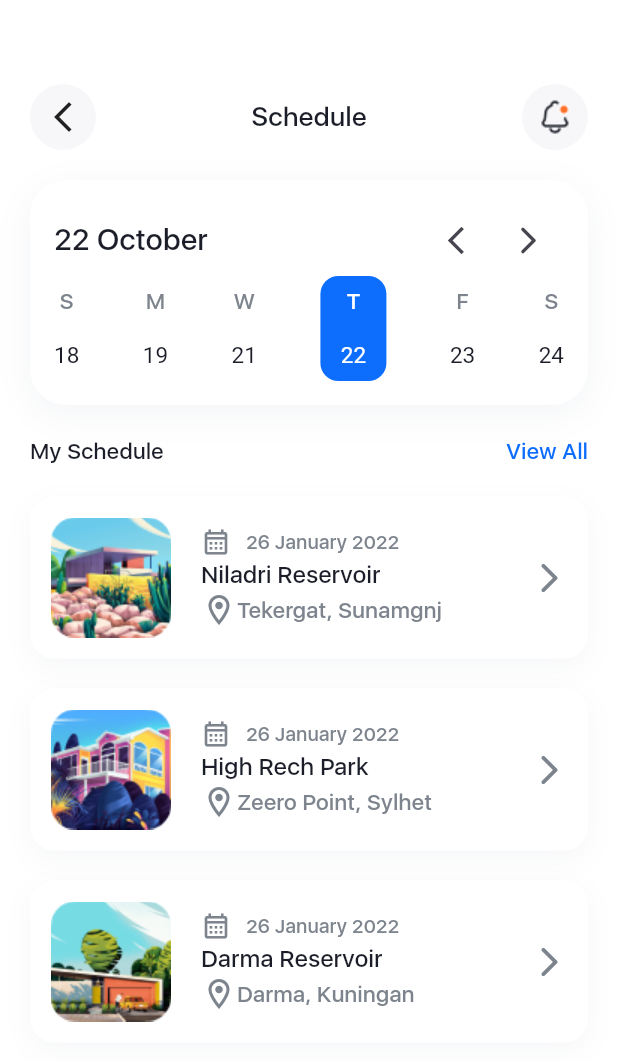
After one commit to obidkhandev/homework---14-UI, a Flutter app: the ScheduleScreenUi14 screen opened directly, on a phone screen of 412 x 824 dp. The commit adds this screen. Shown: the top 1061 px of the screen. Run offline on Flutter 3.47's test engine with Material 3 defaults, Android fonts, the phone set to English and light mode, and no system bars; our stand-ins replace fl_chart, flutter_svg, persistent_bottom_nav_bar.

Commit message:
Schedule screen

```diff
--- a/lib/ui_14/pages/home/bottom_nav_bar.dart
+++ b/lib/ui_14/pages/home/bottom_nav_bar.dart
@@ -1,6 +1,7 @@
 import 'package:flutter/cupertino.dart';
 import 'package:flutter/material.dart';
 import 'package:modul_4_homework_obidxon/ui_14/pages/home/home_screen.dart';
+import 'package:modul_4_homework_obidxon/ui_14/pages/schedule/schedule_screen.dart';
 import 'package:persistent_bottom_nav_bar/persistent_tab_view.dart';
 
 class BottomNavBarUi14 extends StatefulWidget {
@@ -21,15 +22,13 @@ class _BottomNavBarUi14State extends State<BottomNavBarUi14> {
   @override
   void initState() {
     super.initState();
-    _controller = PersistentTabController(initialIndex: 1);
+    _controller = PersistentTabController(initialIndex: 0);
   }
 
   List<Widget> _buildScreens() {
     return [
       HomeScreenUi14(),
-      Container(
-        child: Center(child: Text('Next page')),
-      ),
+      ScheduleScreenUi14(),
       Container(
         child: Center(child: Text('Next page')),
       ),
--- a/lib/ui_14/pages/home/home_screen.dart
+++ b/lib/ui_14/pages/home/home_screen.dart
@@ -1,6 +1,7 @@
 import 'package:flutter/material.dart';
 import 'package:modul_4_homework_obidxon/ui_14/compotations.dart';
 import 'package:modul_4_homework_obidxon/ui_14/pages/details/details_screen.dart';
+import 'package:modul_4_homework_obidxon/ui_14/widget/notifications.dart';
 import 'package:modul_4_homework_obidxon/ui_14/widget/person_circle.dart';
 import 'package:modul_4_homework_obidxon/ui_14/widget/travel_card.dart';
 
@@ -49,20 +50,7 @@ class _HomeScreenUi14State extends State<HomeScreenUi14> {
                     ],
                   ),
                 ),
-                Container(
-                  margin: const EdgeInsets.only(right: 20),
-                  height: 44,
-                  width: 44,
-                  padding: const EdgeInsets.all(5),
-                  decoration: const BoxDecoration(
-                    shape: BoxShape.circle,
-                    color: kLightGrayColor,
-                    image: DecorationImage(
-                      image:
-                          AssetImage("assets/ui_14/images/Notifications.png"),
-                    ),
-                  ),
-                )
+                MyNotifications()
               ],
             ),
             const SizedBox(height: 20),
--- /dev/null
+++ b/lib/ui_14/pages/schedule/schedule_screen.dart
@@ -0,0 +1,79 @@
+import 'package:flutter/material.dart';
+import 'package:modul_4_homework_obidxon/ui_14/compotations.dart';
+import 'package:modul_4_homework_obidxon/ui_14/pages/schedule/widget/my_schelude.dart';
+import 'package:modul_4_homework_obidxon/ui_14/pages/schedule/widget/set_date.dart';
+import 'package:modul_4_homework_obidxon/ui_14/widget/arrow_icon.dart';
+import 'package:modul_4_homework_obidxon/ui_14/widget/notifications.dart';
+
+class ScheduleScreenUi14 extends StatelessWidget {
+  const ScheduleScreenUi14({super.key});
+
+  @override
+  Widget build(BuildContext context) {
+    return Scaffold(
+      backgroundColor: Colors.white,
+      body: Padding(
+        padding: const EdgeInsets.only(
+          left: 20,
+          right: 20,
+          top: 56,
+        ),
+        child: Column(
+          children: [
+            Row(
+              mainAxisAlignment: MainAxisAlignment.spaceBetween,
+              children: [
+                arrowIcon(context),
+                Text(
+                  "Schedule",
+                  style: kSfUiSytle.copyWith(
+                    color: kTextColorUi14,
+                    fontSize: 18,
+                    fontWeight: FontWeight.w600,
+                  ),
+                ),
+                MyNotifications(
+                  marjinRight: 0,
+                )
+              ],
+            ),
+            SetDate(),
+            Row(
+              mainAxisAlignment: MainAxisAlignment.spaceBetween,
+              children: [
+                Text(
+                  "My Schedule",
+                  style: kSfUiSytle.copyWith(
+                      color: kTextColorUi14, fontWeight: FontWeight.w600),
+                ),
+                Text(
+                  "View All",
+                  style: kSfUiSytle.copyWith(
+                      color: kPrimaryColorUi14, fontWeight: FontWeight.w400),
+                ),
+              ],
+            ),
+            SizedBox(
+              height: 10
+            ),
+            MySchedule(
+              image: "assets/ui_14/images/Rectangle 29.png",
+              text: "Niladri Reservoir",
+              locationName: "Tekergat, Sunamgnj",
+            ),
+            MySchedule(
+              image: "assets/ui_14/images/Rectangle 29 (1).png",
+              text: "High Rech Park",
+              locationName: "Zeero Point, Sylhet",
+            ),
+            MySchedule(
+              image: "assets/ui_14/images/Rectangle 29 (2).png",
+              text: "Darma Reservoir",
+              locationName: "Darma, Kuningan",
+            )
+          ],
+        ),
+      ),
+    );
+  }
+}
--- /dev/null
+++ b/lib/ui_14/pages/schedule/widget/date_and_calendar.dart
@@ -0,0 +1,28 @@
+import 'package:flutter/material.dart';
+import 'package:modul_4_homework_obidxon/ui_14/compotations.dart';
+
+class DateAndCalendar extends StatelessWidget {
+  final String date;
+  const DateAndCalendar({
+    super.key,
+    this.date = "26 January 2022",
+  });
+
+  @override
+  Widget build(BuildContext context) {
+    return Row(
+      children: [
+        Icon(
+          Icons.calendar_month_outlined,
+          color: kSubTextColorUi14,
+          size: 20,
+        ),
+        SizedBox(width: 10),
+        Text(
+          date,
+          style: kSfUiSytle.copyWith(fontSize: 13),
+        ),
+      ],
+    );
+  }
+}
--- /dev/null
+++ b/lib/ui_14/pages/schedule/widget/my_schelude.dart
@@ -0,0 +1,68 @@
+import 'package:flutter/material.dart';
+import 'package:modul_4_homework_obidxon/ui_14/compotations.dart';
+import 'package:modul_4_homework_obidxon/ui_14/pages/schedule/widget/date_and_calendar.dart';
+import 'package:modul_4_homework_obidxon/ui_14/widget/locationName_icon.dart';
+
+class MySchedule extends StatelessWidget {
+  final String image;
+  final String locationName;
+  final String text;
+  const MySchedule({
+    super.key,
+    required this.image,
+    required this.locationName,
+    required this.text,
+  });
+
+  @override
+  Widget build(BuildContext context) {
+    return Container(
+      // height: 100,
+      width: double.infinity,
+      padding: EdgeInsets.all(14),
+      margin: EdgeInsets.symmetric(vertical: 10),
+      decoration: BoxDecoration(
+        color: Colors.white,
+        borderRadius: BorderRadius.circular(16),
+        boxShadow: const [
+          BoxShadow(
+            offset: Offset(0, 6),
+            blurRadius: 16,
+            color: Color.fromRGBO(180, 188, 201, 0.12),
+          )
+        ],
+      ),
+      child: Row(
+        children: [
+          Image.asset(image),
+          SizedBox(width: 20),
+          Column(
+            mainAxisAlignment: MainAxisAlignment.spaceBetween,
+            crossAxisAlignment: CrossAxisAlignment.start,
+            children: [
+              DateAndCalendar(),
+              Text(
+                text,
+                style: kSfUiSytle.copyWith(
+                  fontSize: 16,
+                  fontWeight: FontWeight.w500,
+                  color: kTextColorUi14,
+                ),
+              ),
+              LocationNameAndIcon(
+                colorIcon: kSubTextColorUi14,
+                locationName: locationName,
+                color: kSubTextColorUi14,
+              ),
+            ],
+          ),
+          Spacer(),
+          Icon(
+            Icons.arrow_forward_ios_rounded,
+            color: kSubTextColorUi14,
+          )
+        ],
+      ),
+    );
+  }
+}
--- /dev/null
+++ b/lib/ui_14/pages/schedule/widget/set_date.dart
@@ -0,0 +1,130 @@
+import 'package:flutter/material.dart';
+import 'package:modul_4_homework_obidxon/ui_14/compotations.dart';
+
+class SetDate extends StatelessWidget {
+  const SetDate({
+    super.key,
+  });
+
+  @override
+  Widget build(BuildContext context) {
+    return Container(
+      margin: EdgeInsets.symmetric(vertical: 20),
+      height: 150,
+      padding: EdgeInsets.all(16),
+      width: double.infinity,
+      decoration: BoxDecoration(
+        color: Colors.white,
+        borderRadius: BorderRadius.circular(24),
+        boxShadow: [
+          BoxShadow(
+              offset: Offset(0, 6),
+              blurRadius: 20,
+              color: Color.fromRGBO(180, 188, 201, 0.16)),
+        ],
+      ),
+      child: Column(
+        children: [
+          Row(
+            children: [
+              Text(
+                "22 October",
+                style: kSfUiSytle.copyWith(
+                  color: kTextColorUi14,
+                  fontWeight: FontWeight.w600,
+                  fontSize: 20,
+                ),
+              ),
+              Spacer(),
+              IconButton(
+                onPressed: () {},
+                icon: Icon(
+                  Icons.arrow_back_ios_new,
+                  size: 22,
+                ),
+              ),
+              IconButton(
+                onPressed: () {},
+                icon: Icon(
+                  Icons.arrow_forward_ios_rounded,
+                  size: 22,
+                ),
+              ),
+            ],
+          ),
+          Row(
+            mainAxisAlignment: MainAxisAlignment.spaceBetween,
+            children: [
+              SetDateRichText(
+                firstText: "S",
+                secondText: "18",
+              ),
+              SetDateRichText(
+                firstText: "M",
+                secondText: "19",
+              ),
+              SetDateRichText(
+                firstText: "W",
+                secondText: "21",
+              ),
+              Container(
+                width: 44,
+                height: 70,
+                alignment: Alignment.center,
+                decoration: BoxDecoration(
+                  color: kPrimaryColorUi14,
+                  borderRadius: BorderRadius.circular(12),
+                ),
+                child: SetDateRichText(
+                  firstText: "T",
+                  firstTextColor: Colors.white,
+                  secondText: "22",
+                  secondTextColor: Colors.white,
+
+                ),
+              ),
+              SetDateRichText(
+                firstText: "F",
+                secondText: "23",
+              ),
+              SetDateRichText(
+                firstText: "S",
+                secondText: "24",
+              ),
+            ],
+          )
+        ],
+      ),
+    );
+  }
+}
+
+class SetDateRichText extends StatelessWidget {
+  final Color firstTextColor;
+  final Color secondTextColor;
+  final String firstText;
+  final String secondText;
+  const SetDateRichText({
+    super.key,
+    required this.firstText,
+    required this.secondText,
+    this.firstTextColor = kSubTextColorUi14,
+    this.secondTextColor = kTextColorUi14,
+  });
+
+  @override
+  Widget build(BuildContext context) {
+    return RichText(
+      textAlign: TextAlign.center,
+      text: TextSpan(style: kSfUiSytle.copyWith(color: firstTextColor), children: [
+        TextSpan(
+          text: "$firstText\n\n",
+        ),
+        TextSpan(
+          text: secondText,
+          style: TextStyle(color: secondTextColor,),
+        )
+      ]),
+    );
+  }
+}
--- a/lib/ui_14/pages/view/view_screen.dart
+++ b/lib/ui_14/pages/view/view_screen.dart
@@ -21,6 +21,7 @@ class ViewScreenUi14 extends StatelessWidget {
           children: [
             Row(
               children: [
+                const SizedBox(width: 20),
                 CircleSmallButtonUi14(
                   height: 44,
                   width: 44,
--- /dev/null
+++ b/lib/ui_14/widget/locationName_icon.dart
@@ -0,0 +1,35 @@
+import 'package:flutter/material.dart';
+
+class LocationNameAndIcon extends StatelessWidget {
+  const LocationNameAndIcon({
+    super.key,
+    required this.colorIcon,
+    required this.locationName,
+    required this.color,
+  });
+
+  final Color colorIcon;
+  final String locationName;
+  final Color color;
+
+  @override
+  Widget build(BuildContext context) {
+    return Row(
+      children: [
+        Icon(
+          Icons.location_on_outlined,
+          color: colorIcon,
+        ),
+      Text(
+      locationName,
+      style: TextStyle(
+        fontFamily: "SF UI Display",
+        color: color,
+        fontSize: 15,
+        fontWeight: FontWeight.w400,
+      ),
+    ),
+      ],
+    );
+  }
+}
--- a/lib/ui_14/widget/location_and_profiles.dart
+++ b/lib/ui_14/widget/location_and_profiles.dart
@@ -1,5 +1,6 @@
 import 'package:flutter/material.dart';
 import 'package:modul_4_homework_obidxon/ui_14/compotations.dart';
+import 'package:modul_4_homework_obidxon/ui_14/widget/locationName_icon.dart';
 
 class LocationAndProfilesStack extends StatelessWidget {
   final String locationName;
@@ -18,21 +19,9 @@ class LocationAndProfilesStack extends StatelessWidget {
       children: [
         Row(
           children: [
-            Icon(
-              Icons.location_on_outlined,
-              color: colorIcon,
-            ),
-            Text(
-              locationName,
-              style: TextStyle(
-                fontFamily: "SF UI Display",
-                color: color,
-                fontSize: 15,
-                fontWeight: FontWeight.w400,
-              ),
-            ),
+            LocationNameAndIcon(colorIcon: colorIcon, locationName: locationName, color: color),
             SizedBox(
-              width: 10,
+              width: 10
             ),
             // Spacer(),
           ],
--- /dev/null
+++ b/lib/ui_14/widget/notifications.dart
@@ -0,0 +1,27 @@
+import 'package:flutter/material.dart';
+import 'package:modul_4_homework_obidxon/ui_14/compotations.dart';
+
+class MyNotifications extends StatelessWidget {
+  final double marjinRight;
+  const MyNotifications({
+    super.key,
+    this.marjinRight = 20,
+  });
+
+  @override
+  Widget build(BuildContext context) {
+    return Container(
+      margin: EdgeInsets.only(right: marjinRight),
+      height: 44,
+      width: 44,
+      padding: const EdgeInsets.all(5),
+      decoration: const BoxDecoration(
+        shape: BoxShape.circle,
+        color: kLightGrayColor,
+        image: DecorationImage(
+          image: AssetImage("assets/ui_14/images/Notifications.png"),
+        ),
+      ),
+    );
+  }
+}
--- a/lib/ui_14/widget/travel_card.dart
+++ b/lib/ui_14/widget/travel_card.dart
@@ -31,7 +31,7 @@ class TravelCard extends StatelessWidget {
           BoxShadow(
               offset: Offset(0, 6),
               blurRadius: 16,
-              color: Color.fromRGBO(180, 188, 201, 0.12))
+              color: Color.fromRGBO(180, 188, 201, 0.12),),
         ],
       ),
       child: Column(
```
Also changed, not shown: assets/ui_14/images/Rectangle 29 (1).png, assets/ui_14/images/Rectangle 29 (2).png (added), assets/ui_14/images/Rectangle 29.png.
